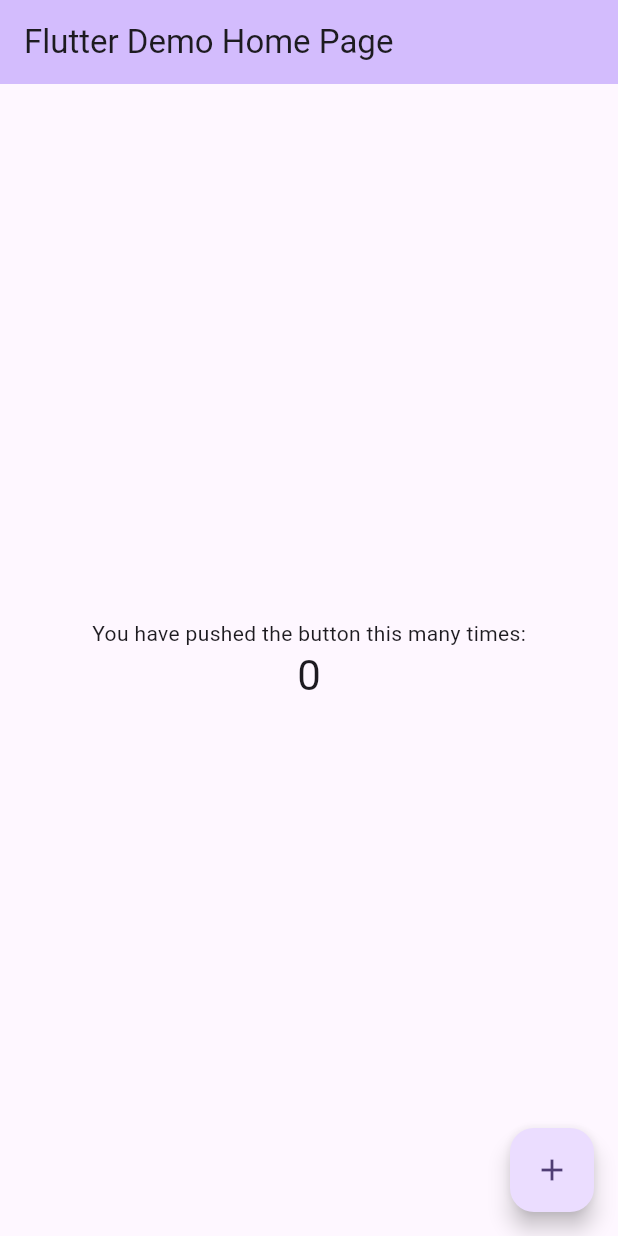
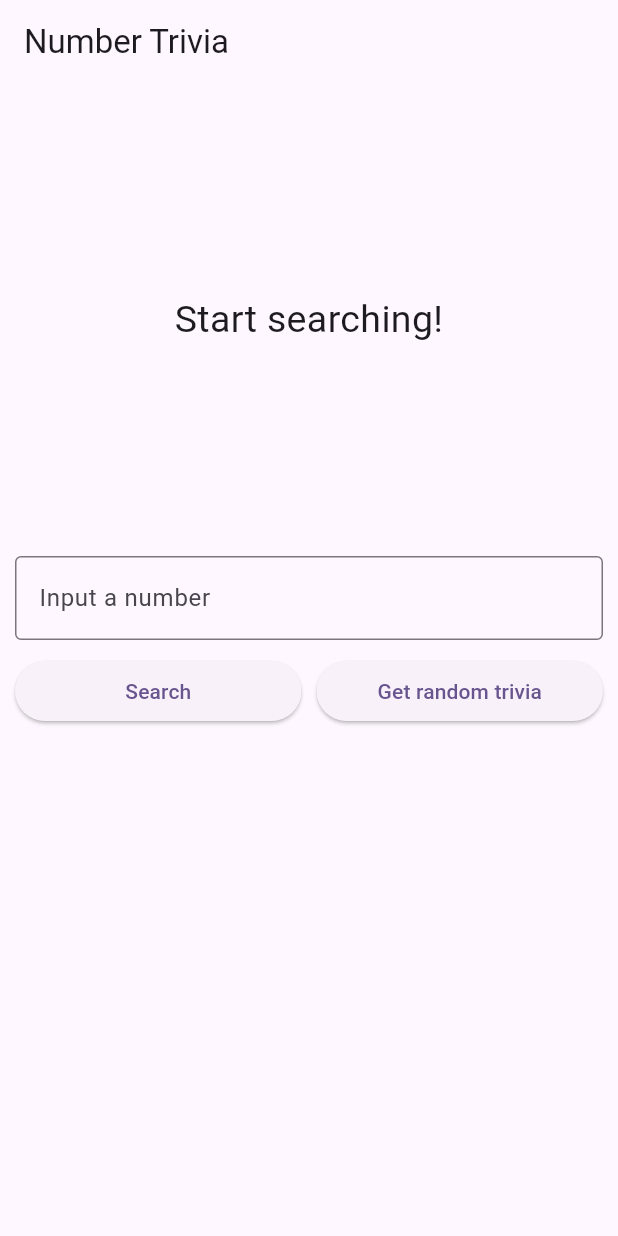
Before and after one commit to hosamafiky/number_trivia_tdd, a Flutter app: the screen it shows after launch, on a phone screen of 412 x 824 dp. Run offline on Flutter 3.47's test engine with Material 3 defaults, Android fonts, the phone set to English and light mode, and no system bars; our stand-ins replace dartz, equatable, flutter_bloc, get_it, internet_connection_checker, shared_preferences.

```diff
--- a/lib/features/number_trivia/data/datasources/number_trivia_local_datasource.dart
+++ b/lib/features/number_trivia/data/datasources/number_trivia_local_datasource.dart
@@ -1,6 +1,6 @@
-import 'package:number_trivia_tdd/core/error/exceptions.dart';
 import 'package:shared_preferences/shared_preferences.dart';
 
+import '../../../../core/error/exceptions.dart';
 import '../models/number_trivia_model.dart';
 
 const CACHED_NUMBER_TRIVIA = 'CACHED_NUMBER_TRIVIA';
--- /dev/null
+++ b/lib/features/number_trivia/presentation/bloc/number_trivia_bloc.dart
@@ -0,0 +1,69 @@
+// ignore_for_file: constant_identifier_names
+
+import 'package:dartz/dartz.dart';
+import 'package:equatable/equatable.dart';
+import 'package:flutter_bloc/flutter_bloc.dart';
+import 'package:number_trivia_tdd/core/error/failures.dart';
+
+import '../../../../core/utils/input_converter.dart';
+import '../../domain/entities/number_trivia.dart';
+import '../../domain/use_cases/get_concrete_number_trivia_usecase.dart';
+import '../../domain/use_cases/get_random_number_trivia_usecase.dart';
+
+part 'number_trivia_event.dart';
+part 'number_trivia_state.dart';
+
+const String SERVER_FAILURE_MESSAGE = 'Server Failure';
+const String CACHE_FAILURE_MESSAGE = 'Cache Failure';
+const String INVALID_INPUT_FAILURE_MESSAGE = 'Invalid Input - The number must be a positive integer or zero.';
+
+class NumberTriviaBloc extends Bloc<NumberTriviaEvent, NumberTriviaState> {
+  final GetConcreteNumberTriviaUsecase getConcreteNumberTriviaUsecase;
+  final GetRandomNumberTriviaUsecase getRandomNumberTriviaUsecase;
+  final InputConverter inputConverter;
+
+  NumberTriviaBloc({
+    required this.getConcreteNumberTriviaUsecase,
+    required this.getRandomNumberTriviaUsecase,
+    required this.inputConverter,
+  }) : super(EmptyState()) {
+    on<NumberTriviaEvent>((event, emit) async {
+      mapFailureToMessage(Failure failure) {
+        if (failure is ServerFailure) {
+          return SERVER_FAILURE_MESSAGE;
+        } else if (failure is CacheFailure) {
+          return CACHE_FAILURE_MESSAGE;
+        } else if (failure is InvalidInputFailure) {
+          return INVALID_INPUT_FAILURE_MESSAGE;
+        } else {
+          return 'Unexpected Error';
+        }
+      }
+
+      Future<void> emitErrorOrTrivia(Either<Failure, NumberTrivia> either) async {
+        either.fold(
+          (failure) => emit(ErrorState(message: mapFailureToMessage(failure))),
+          (trivia) => emit(LoadedState(trivia: trivia)),
+        );
+      }
+
+      if (event is GetTriviaForConcreteNumberEvent) {
+        final inputEither = inputConverter.stringToUnsignedInteger(event.numberString);
+        inputEither.fold(
+          (failure) => emit(const ErrorState(message: INVALID_INPUT_FAILURE_MESSAGE)),
+          (parsedInput) async {
+            emit(LoadingState());
+            final triviaEither = await getConcreteNumberTriviaUsecase(Params(number: parsedInput));
+            emitErrorOrTrivia(triviaEither);
+          },
+        );
+      }
+
+      if (event is GetTriviaForRandomNumberEvent) {
+        emit(LoadingState());
+        final triviaEither = await getRandomNumberTriviaUsecase(NoParams());
+        emitErrorOrTrivia(triviaEither);
+      }
+    });
+  }
+}
--- /dev/null
+++ b/lib/features/number_trivia/presentation/bloc/number_trivia_event.dart
@@ -0,0 +1,19 @@
+part of 'number_trivia_bloc.dart';
+
+abstract class NumberTriviaEvent extends Equatable {
+  const NumberTriviaEvent();
+
+  @override
+  List<Object> get props => [];
+}
+
+class GetTriviaForConcreteNumberEvent extends NumberTriviaEvent {
+  final String numberString;
+
+  const GetTriviaForConcreteNumberEvent(this.numberString);
+
+  @override
+  List<Object> get props => [numberString];
+}
+
+class GetTriviaForRandomNumberEvent extends NumberTriviaEvent {}
--- /dev/null
+++ b/lib/features/number_trivia/presentation/bloc/number_trivia_state.dart
@@ -0,0 +1,30 @@
+part of 'number_trivia_bloc.dart';
+
+sealed class NumberTriviaState extends Equatable {
+  const NumberTriviaState();
+
+  @override
+  List<Object> get props => [];
+}
+
+final class EmptyState extends NumberTriviaState {}
+
+final class LoadingState extends NumberTriviaState {}
+
+final class LoadedState extends NumberTriviaState {
+  final NumberTrivia trivia;
+
+  const LoadedState({required this.trivia});
+
+  @override
+  List<Object> get props => [trivia];
+}
+
+final class ErrorState extends NumberTriviaState {
+  final String message;
+
+  const ErrorState({required this.message});
+
+  @override
+  List<Object> get props => [message];
+}
--- a/lib/features/number_trivia/presentation/cubit/number_trivia_state.dart
+++ /dev/null
@@ -1,6 +0,0 @@
-part of 'number_trivia_cubit.dart';
-
-@immutable
-sealed class NumberTriviaState {}
-
-final class NumberTriviaInitial extends NumberTriviaState {}
--- /dev/null
+++ b/lib/features/number_trivia/presentation/screens/number_trivia_screen.dart
@@ -0,0 +1,63 @@
+import 'package:flutter/material.dart';
+import 'package:flutter_bloc/flutter_bloc.dart';
+import 'package:number_trivia_tdd/features/number_trivia/presentation/bloc/number_trivia_bloc.dart';
+
+import '../../../../injection_container.dart';
+import '../widgets/loading_widget.dart';
+import '../widgets/message_display.dart';
+import '../widgets/trivia_controls.dart';
+import '../widgets/trivia_display.dart';
+
+class NumberTriviaScreen extends StatelessWidget {
+  const NumberTriviaScreen({super.key});
+
+  @override
+  Widget build(BuildContext context) {
+    return Scaffold(
+      appBar: AppBar(
+        title: const Text('Number Trivia'),
+      ),
+      body: SingleChildScrollView(
+        child: buildBody(context),
+      ),
+    );
+  }
+
+  BlocProvider<NumberTriviaBloc> buildBody(BuildContext context) {
+    return BlocProvider(
+      create: (_) => sl<NumberTriviaBloc>(),
+      child: Center(
+        child: Padding(
+          padding: const EdgeInsets.all(10),
+          child: Column(
+            children: <Widget>[
+              const SizedBox(height: 10),
+              // Top half
+              BlocBuilder<NumberTriviaBloc, NumberTriviaState>(
+                builder: (context, state) {
+                  if (state is EmptyState) {
+                    return const MessageDisplay(
+                      message: 'Start searching!',
+                    );
+                  } else if (state is LoadingState) {
+                    return const LoadingWidget();
+                  } else if (state is LoadedState) {
+                    return TriviaDisplay(numberTrivia: state.trivia);
+                  } else if (state is ErrorState) {
+                    return MessageDisplay(
+                      message: state.message,
+                    );
+                  }
+                  return Container();
+                },
+              ),
+              const SizedBox(height: 20),
+              // Bottom half
+              const TriviaControls()
+            ],
+          ),
+        ),
+      ),
+    );
+  }
+}
--- /dev/null
+++ b/lib/features/number_trivia/presentation/widgets/message_display.dart
@@ -0,0 +1,23 @@
+import 'package:flutter/material.dart';
+
+class MessageDisplay extends StatelessWidget {
+  final String message;
+
+  const MessageDisplay({super.key, required this.message});
+
+  @override
+  Widget build(BuildContext context) {
+    return SizedBox(
+      height: MediaQuery.sizeOf(context).height / 3,
+      child: Center(
+        child: SingleChildScrollView(
+          child: Text(
+            message,
+            style: const TextStyle(fontSize: 25),
+            textAlign: TextAlign.center,
+          ),
+        ),
+      ),
+    );
+  }
+}
--- /dev/null
+++ b/lib/features/number_trivia/presentation/widgets/trivia_controls.dart
@@ -0,0 +1,62 @@
+import 'package:flutter/material.dart';
+import 'package:flutter_bloc/flutter_bloc.dart';
+import 'package:number_trivia_tdd/features/number_trivia/presentation/bloc/number_trivia_bloc.dart';
+
+class TriviaControls extends StatefulWidget {
+  const TriviaControls({super.key});
+
+  @override
+  TriviaControlsState createState() => TriviaControlsState();
+}
+
+class TriviaControlsState extends State<TriviaControls> {
+  final controller = TextEditingController();
+  late String inputStr;
+
+  @override
+  Widget build(BuildContext context) {
+    return Column(
+      children: <Widget>[
+        TextField(
+          controller: controller,
+          keyboardType: TextInputType.number,
+          decoration: const InputDecoration(
+            border: OutlineInputBorder(),
+            hintText: 'Input a number',
+          ),
+          onChanged: (value) {
+            inputStr = value;
+          },
+        ),
+        const SizedBox(height: 10),
+        Row(
+          children: <Widget>[
+            Expanded(
+              child: ElevatedButton(
+                onPressed: dispatchConcrete,
+                child: const Text('Search'),
+              ),
+            ),
+            const SizedBox(width: 10),
+            Expanded(
+              child: ElevatedButton(
+                onPressed: dispatchRandom,
+                child: const Text('Get random trivia'),
+              ),
+            ),
+          ],
+        )
+      ],
+    );
+  }
+
+  void dispatchConcrete() {
+    controller.clear();
+    BlocProvider.of<NumberTriviaBloc>(context).add(GetTriviaForConcreteNumberEvent(inputStr));
+  }
+
+  void dispatchRandom() {
+    controller.clear();
+    BlocProvider.of<NumberTriviaBloc>(context).add(GetTriviaForRandomNumberEvent());
+  }
+}
--- a/lib/main.dart
+++ b/lib/main.dart
@@ -1,6 +1,15 @@
 import 'package:flutter/material.dart';
+import 'package:flutter_bloc/flutter_bloc.dart';
+import 'package:number_trivia_tdd/features/number_trivia/presentation/screens/number_trivia_screen.dart';
 
-void main() {
+import 'core/observers/bloc_observer.dart';
+import 'features/number_trivia/presentation/bloc/number_trivia_bloc.dart';
+import 'injection_container.dart';
+
+void main() async {
+  WidgetsFlutterBinding.ensureInitialized();
+  await init();
+  Bloc.observer = MyBlocObserver();
   runApp(const MyApp());
 }
 
@@ -10,116 +19,19 @@ class MyApp extends StatelessWidget {
   // This widget is the root of your application.
   @override
   Widget build(BuildContext context) {
-    return MaterialApp(
-      title: 'Flutter Demo',
-      theme: ThemeData(
-        // This is the theme of your application.
-        //
-        // TRY THIS: Try running your application with "flutter run". You'll see
-        // the application has a purple toolbar. Then, without quitting the app,
-        // try changing the seedColor in the colorScheme below to Colors.green
-        // and then invoke "hot reload" (save your changes or press the "hot
-        // reload" button in a Flutter-supported IDE, or press "r" if you used
-        // the command line to start the app).
-        //
-        // Notice that the counter didn't reset back to zero; the application
-        // state is not lost during the reload. To reset the state, use hot
-        // restart instead.
-        //
-        // This works for code too, not just values: Most code changes can be
-        // tested with just a hot reload.
-        colorScheme: ColorScheme.fromSeed(seedColor: Colors.deepPurple),
-        useMaterial3: true,
+    return BlocProvider(
+      create: (context) => sl<NumberTriviaBloc>(),
+      child: MaterialApp(
+        title: 'Flutter Demo',
+        theme: ThemeData(
+          primaryColor: Colors.green.shade800,
+          colorScheme: ColorScheme.fromSeed(
+            seedColor: Colors.deepPurple,
+          ),
+          useMaterial3: true,
+        ),
+        home: const NumberTriviaScreen(),
       ),
-      home: const MyHomePage(title: 'Flutter Demo Home Page'),
     );
   }
 }
-
-class MyHomePage extends StatefulWidget {
-  const MyHomePage({super.key, required this.title});
-
-  // This widget is the home page of your application. It is stateful, meaning
-  // that it has a State object (defined below) that contains fields that affect
-  // how it looks.
-
-  // This class is the configuration for the state. It holds the values (in this
-  // case the title) provided by the parent (in this case the App widget) and
-  // used by the build method of the State. Fields in a Widget subclass are
-  // always marked "final".
-
-  final String title;
-
-  @override
-  State<MyHomePage> createState() => _MyHomePageState();
-}
-
-class _MyHomePageState extends State<MyHomePage> {
-  int _counter = 0;
-
-  void _incrementCounter() {
-    setState(() {
-      // This call to setState tells the Flutter framework that something has
-      // changed in this State, which causes it to rerun the build method below
-      // so that the display can reflect the updated values. If we changed
-      // _counter without calling setState(), then the build method would not be
-      // called again, and so nothing would appear to happen.
-      _counter++;
-    });
-  }
-
-  @override
-  Widget build(BuildContext context) {
-    // This method is rerun every time setState is called, for instance as done
-    // by the _incrementCounter method above.
-    //
-    // The Flutter framework has been optimized to make rerunning build methods
-    // fast, so that you can just rebuild anything that needs updating rather
-    // than having to individually change instances of widgets.
-    return Scaffold(
-      appBar: AppBar(
-        // TRY THIS: Try changing the color here to a specific color (to
-        // Colors.amber, perhaps?) and trigger a hot reload to see the AppBar
-        // change color while the other colors stay the same.
-        backgroundColor: Theme.of(context).colorScheme.inversePrimary,
-        // Here we take the value from the MyHomePage object that was created by
-        // the App.build method, and use it to set our appbar title.
-        title: Text(widget.title),
-      ),
-      body: Center(
-        // Center is a layout widget. It takes a single child and positions it
-        // in the middle of the parent.
-        child: Column(
-          // Column is also a layout widget. It takes a list of children and
-          // arranges them vertically. By default, it sizes itself to fit its
-          // children horizontally, and tries to be as tall as its parent.
-          //
-          // Column has various properties to control how it sizes itself and
-          // how it positions its children. Here we use mainAxisAlignment to
-          // center the children vertically; the main axis here is the vertical
-          // axis because Columns are vertical (the cross axis would be
-          // horizontal).
-          //
-          // TRY THIS: Invoke "debug painting" (choose the "Toggle Debug Paint"
-          // action in the IDE, or press "p" in the console), to see the
-          // wireframe for each widget.
-          mainAxisAlignment: MainAxisAlignment.center,
-          children: <Widget>[
-            const Text(
-              'You have pushed the button this many times:',
-            ),
-            Text(
-              '$_counter',
-              style: Theme.of(context).textTheme.headlineMedium,
-            ),
-          ],
-        ),
-      ),
-      floatingActionButton: FloatingActionButton(
-        onPressed: _incrementCounter,
-        tooltip: 'Increment',
-        child: const Icon(Icons.add),
-      ), // This trailing comma makes auto-formatting nicer for build methods.
-    );
-  }
-}
```
Also changed, not shown: lib/core/observers/bloc_observer.dart (added, +35 -0 lines), lib/core/utils/input_converter.dart (added, +17 -0 lines), lib/features/number_trivia/data/datasources/number_trivia_remote_datasource.dart (+15 -5 lines), lib/features/number_trivia/presentation/cubit/number_trivia_cubit.dart (deleted, +0 -8 lines), lib/features/number_trivia/presentation/widgets/loading_widget.dart (added, +15 -0 lines), lib/features/number_trivia/presentation/widgets/trivia_display.dart (added, +35 -0 lines), lib/injection_container.dart (added, +59 -0 lines), 4 other files.
